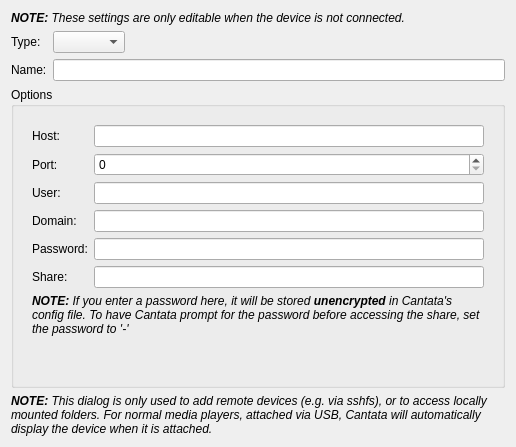
First picture: the form in devices/remotedevicepropertieswidget.ui, repository polpo/cantata-mac, before the edit.
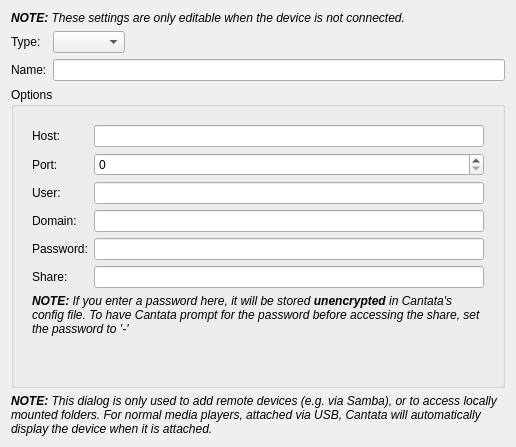
Second picture: the form after the edit. Custom widgets are drawn as their Qt base class.

Commit message: If building remote device support, include mounter support

```diff
--- a/devices/remotedevicepropertieswidget.ui
+++ b/devices/remotedevicepropertieswidget.ui
@@ -392,7 +392,7 @@
       </sizepolicy>
      </property>
      <property name="text">
-      <string>&lt;i&gt;&lt;b&gt;NOTE:&lt;/b&gt; This dialog is only used to add remote devices (e.g. via sshfs), or to access locally mounted folders. For normal media players, attached via USB, Cantata will automatically display the device when it is attached.&lt;/i&gt;</string>
+      <string>&lt;i&gt;&lt;b&gt;NOTE:&lt;/b&gt; This dialog is only used to add remote devices (e.g. via Samba), or to access locally mounted folders. For normal media players, attached via USB, Cantata will automatically display the device when it is attached.&lt;/i&gt;</string>
      </property>
      <property name="alignment">
       <set>Qt::AlignLeading|Qt::AlignLeft|Qt::AlignTop</set>
```
The commit also changes 7 other files.
